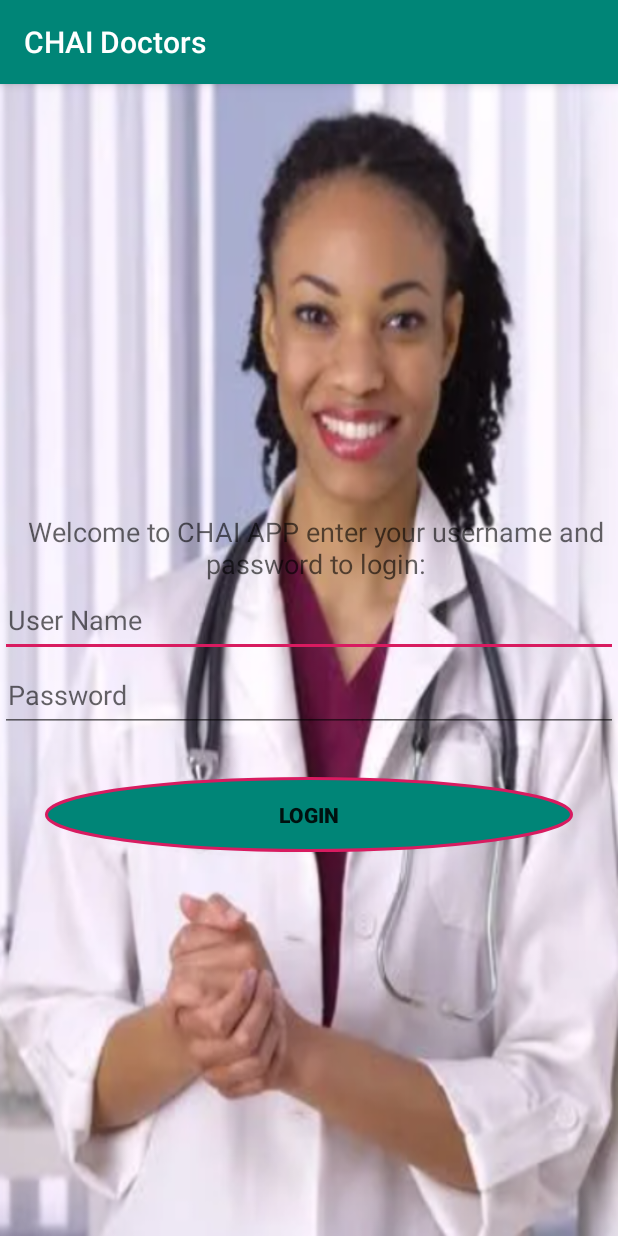
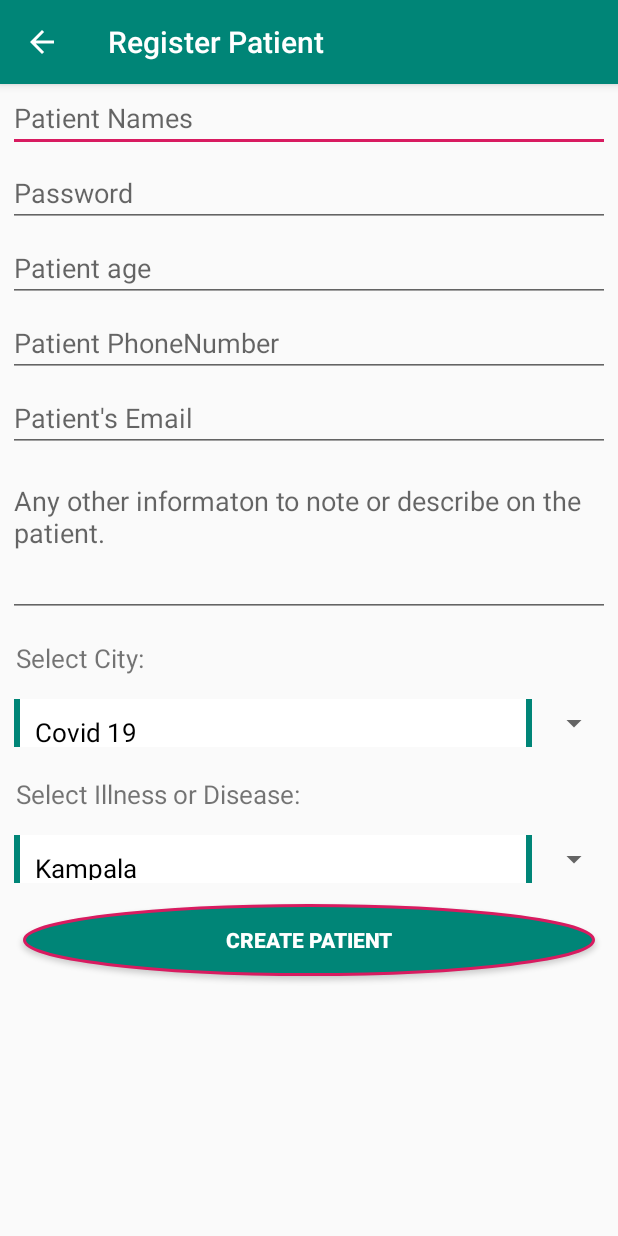
Before and after one commit to hkaluuma/chai-demo, an Android app: the screen it shows after launch (MainActivity before the commit, CreatePatientActivity after it), on a phone screen of 412 x 824 dp. Run offline under Robolectric (Android 15) with nearby library versions, the phone set to English and light mode, and no system bars.

Commit message:
Third commit

```diff
--- a/app/src/main/AndroidManifest.xml
+++ b/app/src/main/AndroidManifest.xml
@@ -9,12 +9,20 @@
         android:roundIcon="@mipmap/ic_launcher_round"
         android:supportsRtl="true"
         android:theme="@style/AppTheme">
-        <!--This is a comment in the XML -->
-        <activity android:name=".HomeActivity"
+        <activity android:name=".CreatePatientActivity"
+            android:label="Register Patient"
+            android:parentActivityName=".HomeActivity">
+            <intent-filter>
+                <action android:name="android.intent.action.MAIN" />
+
+                <category android:name="android.intent.category.LAUNCHER" />
+            </intent-filter>
+        </activity>
+        <!-- This is a comment in the XML -->
+        <activity
+            android:name=".HomeActivity"
             android:label="Home Page"
-            android:parentActivityName=".MainActivity">
-        </activity>
-
+            android:parentActivityName=".MainActivity"></activity>
         <activity
             android:name=".MainActivity"
             android:label="CHAI Doctors">
--- /dev/null
+++ b/app/src/main/java/www/hilla/com/chai/CreatePatientActivity.java
@@ -0,0 +1,36 @@
+package www.hilla.com.chai;
+
+import androidx.appcompat.app.AppCompatActivity;
+
+import android.os.Bundle;
+import android.widget.ArrayAdapter;
+import android.widget.Spinner;
+
+public class CreatePatientActivity extends AppCompatActivity {
+
+    @Override
+    protected void onCreate(Bundle savedInstanceState) {
+        super.onCreate(savedInstanceState);
+        setContentView(R.layout.activity_create_patient);
+
+        //make referrence to the spinners from the XML
+        Spinner spinnerdisease = findViewById(R.id.spinner_disease);
+        Spinner spinnercity = findViewById(R.id.spinner_city);
+        //spinner data source
+        String[] disease_array = {"Covid 19","Malaria","Cancer","Typhoid","Hepatitis B"};
+        String[] city_array = {"Kampala","Nairobi","Dar es Salaam","Kigali","Juba","Bujumbura"};
+
+        //Configure and array adapter to glue everything together
+        ArrayAdapter<String> diseaseAdapter = new ArrayAdapter<String>(CreatePatientActivity.this,R.layout.spinner_item_design,R.id.spinnertextvew,disease_array);
+
+        ArrayAdapter<String> cityAdapter = new ArrayAdapter<String>(CreatePatientActivity.this,R.layout.spinner_item_design, R.id.spinnertextvew, city_array);
+
+
+        //Assigning arrayAdapter to my spinner
+        spinnerdisease.setAdapter(diseaseAdapter);
+        spinnercity.setAdapter(cityAdapter);
+
+
+
+    }
+}
--- /dev/null
+++ b/app/src/main/res/layout/activity_create_patient.xml
@@ -0,0 +1,111 @@
+<?xml version="1.0" encoding="utf-8"?>
+<LinearLayout xmlns:android="http://schemas.android.com/apk/res/android"
+    xmlns:app="http://schemas.android.com/apk/res-auto"
+    xmlns:tools="http://schemas.android.com/tools"
+    android:layout_width="match_parent"
+    android:layout_height="match_parent"
+    tools:context=".CreatePatientActivity"
+    android:orientation="vertical">
+
+
+ <LinearLayout
+    android:layout_width="match_parent"
+    android:layout_height="match_parent"
+    android:orientation="vertical"
+     android:layout_margin="5dp">
+
+     <EditText
+         android:layout_width="match_parent"
+         android:layout_height="40dp"
+         android:inputType="text"
+         android:hint="Patient Names"/>
+     <TextView
+         android:layout_width="match_parent"
+         android:layout_height="10dp" />
+     <EditText
+         android:layout_width="match_parent"
+         android:layout_height="40dp"
+         android:inputType="textPassword"
+         android:hint="Password"/>
+     <TextView
+         android:layout_width="match_parent"
+         android:layout_height="10dp" />
+     <EditText
+         android:layout_width="match_parent"
+         android:layout_height="40dp"
+         android:inputType="number"
+         android:hint="Patient age"/>
+     <TextView
+         android:layout_width="match_parent"
+         android:layout_height="10dp" />
+     <EditText
+         android:layout_width="match_parent"
+         android:layout_height="40dp"
+         android:inputType="phone"
+         android:hint="Patient PhoneNumber"
+         />
+     <TextView
+         android:layout_width="match_parent"
+         android:layout_height="10dp" />
+     <EditText
+         android:layout_width="match_parent"
+         android:layout_height="40dp"
+         android:hint="Patient's Email"
+         android:inputType="textEmailAddress"/>
+     <TextView
+         android:layout_width="match_parent"
+         android:layout_height="10dp" />
+
+     <EditText
+         android:id="@+id/editTextTextMu"
+         android:layout_width="match_parent"
+         android:layout_height="100dp"
+         android:hint="Any other informaton to note or describe on the patient."
+         android:ems="10"
+         android:gravity="start|top"
+         android:inputType="textMultiLine" />
+     <TextView
+         android:layout_width="match_parent"
+         android:layout_height="10dp" />
+     <TextView
+         android:layout_width="match_parent"
+         android:layout_height="30dp"
+         android:layout_margin="5dp"
+         android:textSize="17sp"
+         android:text="Select City:"/>
+
+     <Spinner
+         android:id="@+id/spinner_disease"
+         android:layout_width="match_parent"
+         android:layout_height="40dp"
+         />
+     <TextView
+         android:layout_width="match_parent"
+         android:layout_height="10dp" />
+
+     <TextView
+         android:layout_width="match_parent"
+         android:layout_height="30dp"
+         android:layout_margin="5dp"
+         android:textSize="17sp"
+         android:text="Select Illness or Disease:"/>
+     <Spinner
+         android:id="@+id/spinner_city"
+         android:layout_width="match_parent"
+         android:layout_height="40dp"
+         />
+     <Button
+         android:layout_width="match_parent"
+         android:layout_height="wrap_content"
+         android:layout_margin="10dp"
+         android:text="Create Patient"
+         android:textColor="@color/colorwhite"
+         android:textStyle="bold"
+         android:background="@drawable/button_desgin"/>
+
+
+
+
+ </LinearLayout>
+
+</LinearLayout>
--- a/app/src/main/res/layout/activity_main.xml
+++ b/app/src/main/res/layout/activity_main.xml
@@ -51,6 +51,7 @@
         <Button
             android:id="@+id/login_btn"
             android:layout_width="match_parent"
+            android:textColor="@color/colorwhite"
             android:layout_height="50dp"
             android:layout_margin="30dp"
             android:background="@drawable/button_desgin"
--- /dev/null
+++ b/app/src/main/res/layout/spinner_item_design.xml
@@ -0,0 +1,27 @@
+<?xml version="1.0" encoding="utf-8"?>
+<LinearLayout
+    xmlns:android="http://schemas.android.com/apk/res/android" android:layout_width="match_parent"
+    android:layout_height="match_parent">
+
+    <LinearLayout
+                android:layout_width="match_parent"
+                android:layout_height="wrap_content"
+                android:background="@color/colorPrimary"
+                android:layout_margin="4dp"
+                android:orientation="vertical">
+
+            <TextView
+                android:id="@+id/spinnertextvew"
+                android:layout_width="match_parent"
+                android:layout_height="40dp"
+                android:layout_marginLeft="4dp"
+                android:layout_marginRight="4dp"
+                android:textSize="17sp"
+                android:text="textview"
+                android:padding="10dp"
+                android:background="@color/colorwhite"
+                android:textColor="@color/colortext"/>
+
+    </LinearLayout>
+
+</LinearLayout>
```
